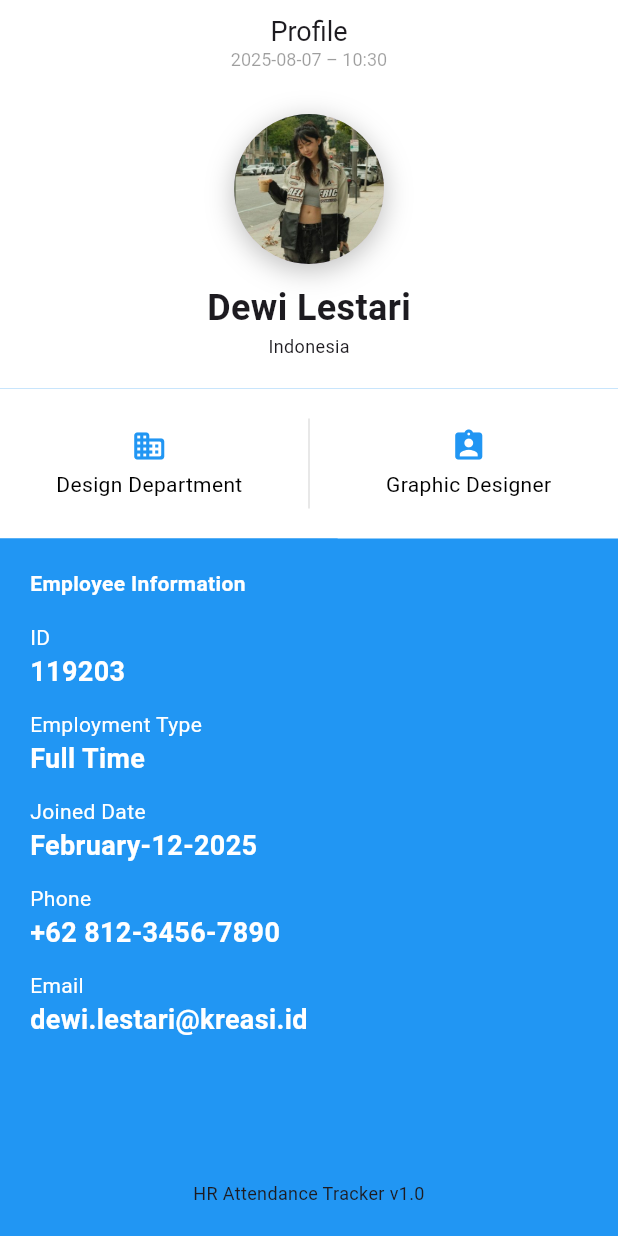
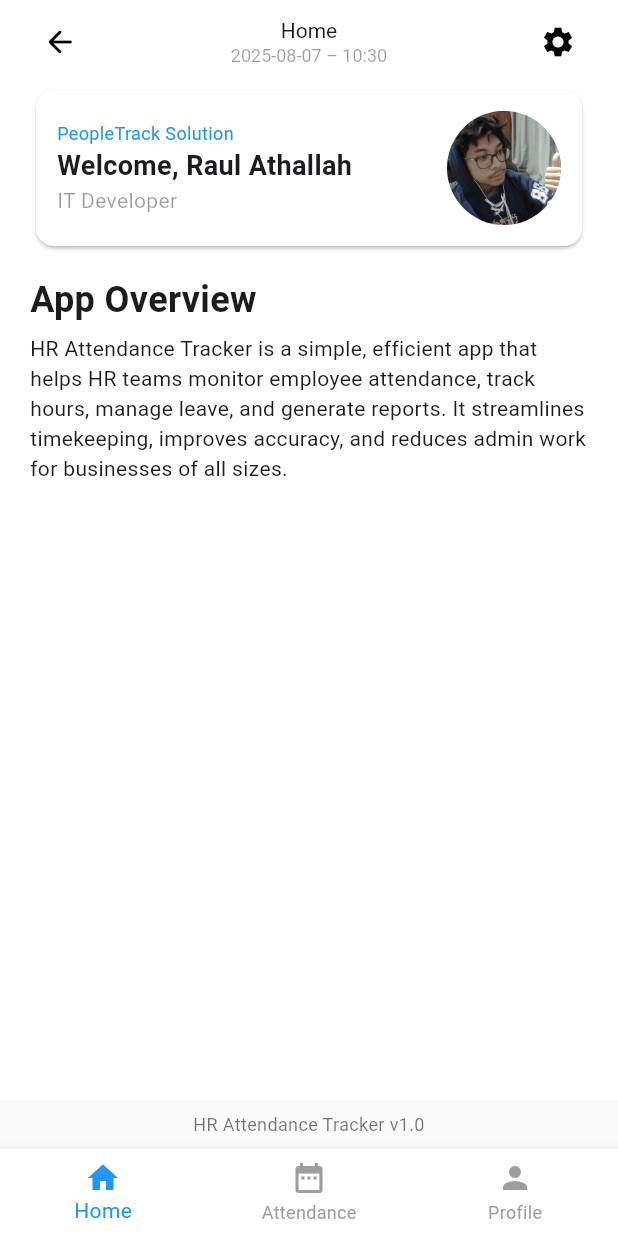
Before and after one commit to raulathallah/flutter-sa-mini, a Flutter app: the screen it shows after launch, on a phone screen of 412 x 824 dp. Run offline on Flutter 3.47's test engine with Material 3 defaults, Android fonts, the phone set to English and light mode, and no system bars.

Commit message:
mini 2: home screen, profile screen 30%

```diff
--- /dev/null
+++ b/lib/components/appBar.dart
@@ -0,0 +1,46 @@
+import 'package:flutter/material.dart';
+import 'package:intl/intl.dart';
+
+class buildAppBar extends StatelessWidget implements PreferredSizeWidget {
+  final String title;
+
+  buildAppBar({required this.title});
+
+  String formattedDate = DateFormat(
+    'yyyy-MM-dd – kk:mm',
+  ).format(DateTime.now());
+
+  @override
+  Widget build(BuildContext context) {
+    return AppBar(
+      title: Row(
+        mainAxisAlignment: MainAxisAlignment.spaceBetween,
+        children: [
+          IconButton(
+            icon: Icon(Icons.arrow_back_rounded, color: Colors.black),
+            onPressed: null,
+          ),
+          Column(
+            children: [
+              Text(title, style: TextStyle(fontSize: 14)),
+              Text(
+                formattedDate,
+                style: TextStyle(fontSize: 12, color: Colors.black38),
+              ),
+            ],
+          ),
+          IconButton(
+            icon: Icon(Icons.settings, color: Colors.black),
+            onPressed: null,
+          ),
+        ],
+      ),
+      backgroundColor: Colors.transparent,
+      elevation: 0,
+      centerTitle: true,
+    );
+  }
+
+  @override
+  Size get preferredSize => Size.fromHeight(kToolbarHeight);
+}
--- a/lib/main.dart
+++ b/lib/main.dart
@@ -1,6 +1,9 @@
 import 'package:flutter/material.dart';
+import 'package:hr_attendance_tracker/components/appBar.dart';
 import 'package:hr_attendance_tracker/models/employee.dart';
-import 'package:hr_attendance_tracker/screen/profile.dart';
+import 'package:hr_attendance_tracker/screen/attendance_screen.dart';
+import 'package:hr_attendance_tracker/screen/home_screen.dart';
+import 'package:hr_attendance_tracker/screen/profile_screen.dart';
 
 void main() {
   runApp(MyApp());
@@ -20,12 +23,100 @@ class MyApp extends StatelessWidget {
     employeeType: "Full Time",
     joinDate: "February-12-2025",
   );
+
   @override
   Widget build(BuildContext context) {
     return MaterialApp(
-      theme: ThemeData(scaffoldBackgroundColor: Colors.blue),
+      debugShowCheckedModeBanner: false,
+      showPerformanceOverlay: false,
+      theme: ThemeData(scaffoldBackgroundColor: Colors.white),
       title: 'HR Attendance Tracker',
-      home: Profile(emp: emp),
+      //home: Profile(emp: emp),
+      home: MainScreen(),
     );
   }
 }
+
+class MainScreen extends StatefulWidget {
+  @override
+  State<MainScreen> createState() => _MainScreenState();
+}
+
+class _MainScreenState extends State<MainScreen> {
+  int _currentIndex = 0;
+
+  Employee get emp => Employee(
+    fullName: 'Raul Athallah',
+    position: 'IT Developer',
+    department: 'IT Department',
+    email: 'raulathallah24@gmail.com',
+    phone: '+62 812-3xxx-7xxx',
+    location: 'Jl. Melati No. 10, Bandung, Jawa Barat',
+    nation: 'Indonesia',
+    joinDate: '02 July 2021',
+    employeeId: '11230',
+    employeeType: 'Full Time',
+    profilePhoto: '',
+  );
+
+  void _changeTab(int index) {
+    setState(() => _currentIndex = index);
+  }
+
+  List<Widget> get _screens => [
+    HomeScreen(emp: emp),
+    AttendanceScreen(emp: emp),
+    ProfileScreen(emp: emp),
+  ];
+  final List<String> _titles = ['Home', 'Attendance', 'Profile'];
+
+  @override
+  Widget build(BuildContext context) {
+    return Scaffold(
+      appBar: buildAppBar(title: _titles[_currentIndex]),
+      body: Column(
+        children: [
+          Expanded(
+            child: AnimatedSwitcher(
+              duration: Duration(milliseconds: 300),
+              transitionBuilder: (Widget child, Animation<double> animation) {
+                return FadeTransition(opacity: animation, child: child);
+              },
+              child: _screens[_currentIndex],
+            ),
+          ),
+          buildFooter(),
+        ],
+      ),
+
+      bottomNavigationBar: BottomNavigationBar(
+        backgroundColor: Colors.white,
+        currentIndex: _currentIndex,
+        selectedItemColor: Colors.blue,
+        unselectedItemColor: Colors.grey,
+        onTap: _changeTab,
+        items: const [
+          BottomNavigationBarItem(icon: Icon(Icons.home), label: 'Home'),
+          BottomNavigationBarItem(
+            icon: Icon(Icons.date_range),
+            label: 'Attendance',
+          ),
+          BottomNavigationBarItem(icon: Icon(Icons.person), label: 'Profile'),
+        ],
+      ),
+    );
+  }
+}
+
+Widget buildFooter() {
+  return Container(
+    padding: const EdgeInsets.all(8),
+    color: Colors.grey[50],
+    width: double.infinity,
+    child: Text(
+      'HR Attendance Tracker v1.0',
+      textAlign: TextAlign.center,
+      style: TextStyle(fontSize: 12, color: Colors.black54),
+    ),
+  );
+}
--- /dev/null
+++ b/lib/screen/attendance_screen.dart
@@ -0,0 +1,25 @@
+import 'package:flutter/material.dart';
+import 'package:hr_attendance_tracker/models/employee.dart';
+
+class AttendanceScreen extends StatelessWidget {
+  final Employee emp;
+
+  AttendanceScreen({super.key, required this.emp});
+
+  @override
+  Widget build(BuildContext context) {
+    return Scaffold(
+      body: SafeArea(
+        child: Padding(
+          padding: EdgeInsets.symmetric(horizontal: 20),
+          child: Column(
+            crossAxisAlignment: CrossAxisAlignment.start,
+            children: [
+              //CHILDREN
+            ],
+          ),
+        ),
+      ),
+    );
+  }
+}
--- /dev/null
+++ b/lib/screen/home_screen.dart
@@ -0,0 +1,95 @@
+import 'package:flutter/material.dart';
+import 'package:hr_attendance_tracker/models/employee.dart';
+import 'package:intl/intl.dart';
+
+class HomeScreen extends StatelessWidget {
+  final Employee emp;
+
+  HomeScreen({super.key, required this.emp});
+
+  String formattedDate = DateFormat(
+    'yyyy-MM-dd – kk:mm',
+  ).format(DateTime.now());
+
+  @override
+  Widget build(BuildContext context) {
+    return Scaffold(
+      body: SafeArea(
+        child: SingleChildScrollView(
+          child: Padding(
+            padding: EdgeInsets.symmetric(horizontal: 20),
+            child: Column(
+              crossAxisAlignment: CrossAxisAlignment.start,
+              children: [
+                //HEADER CARD
+                Card(
+                  elevation: 1,
+                  color: Colors.white,
+                  child: Padding(
+                    padding: EdgeInsets.all(14),
+                    child: Row(
+                      mainAxisAlignment: MainAxisAlignment.spaceBetween,
+                      children: [
+                        Column(
+                          crossAxisAlignment: CrossAxisAlignment.start,
+
+                          children: [
+                            Text(
+                              'PeopleTrack Solution',
+                              style: TextStyle(
+                                fontSize: 12,
+                                color: Colors.blue,
+                              ),
+                            ),
+                            Text(
+                              'Welcome, ${emp.fullName}',
+                              style: TextStyle(
+                                fontWeight: FontWeight.bold,
+                                fontSize: 18,
+                              ),
+                            ),
+                            Text(
+                              emp.position,
+                              style: TextStyle(
+                                fontSize: 14,
+                                color: Colors.black38,
+                              ),
+                            ),
+                          ],
+                        ),
+
+                        CircleAvatar(
+                          radius: 38,
+                          backgroundImage: AssetImage(
+                            'assets/images/pp_raul.jpg',
+                          ),
+                        ),
+                      ],
+                    ),
+                  ),
+                ),
+                SizedBox(height: 15),
+                Column(
+                  spacing: 5,
+                  crossAxisAlignment: CrossAxisAlignment.start,
+                  children: [
+                    Text(
+                      'App Overview',
+                      style: TextStyle(
+                        fontWeight: FontWeight.bold,
+                        fontSize: 24,
+                      ),
+                    ),
+                    Text(
+                      'HR Attendance Tracker is a simple, efficient app that helps HR teams monitor employee attendance, track hours, manage leave, and generate reports. It streamlines timekeeping, improves accuracy, and reduces admin work for businesses of all sizes.',
+                    ),
+                  ],
+                ),
+              ],
+            ),
+          ),
+        ),
+      ),
+    );
+  }
+}
--- a/lib/screen/profile.dart
+++ /dev/null
@@ -1,261 +0,0 @@
-import 'package:flutter/material.dart';
-import 'package:hr_attendance_tracker/models/employee.dart';
-import 'package:intl/intl.dart';
-
-class Profile extends StatelessWidget {
-  final Employee emp;
-
-  Profile({required this.emp});
-
-  String formattedDate = DateFormat(
-    'yyyy-MM-dd – kk:mm',
-  ).format(DateTime.now());
-
-  @override
-  Widget build(BuildContext context) {
-    return Scaffold(
-      appBar: AppBar(
-        title: Column(
-          children: [
-            Text('Profile', style: TextStyle(fontSize: 18)),
-            Text(
-              formattedDate,
-              style: TextStyle(fontSize: 12, color: Colors.black38),
-            ),
-          ],
-        ),
-
-        backgroundColor: Colors.white,
-        centerTitle: true,
-      ),
-      body: SafeArea(
-        child: SingleChildScrollView(
-          child: Column(
-            crossAxisAlignment: CrossAxisAlignment.start,
-            children: [
-              buildProfileHeader(emp),
-              buildWorkInfo(emp),
-              buildEmployeeInfo(emp),
-            ],
-          ),
-        ),
-      ),
-      bottomNavigationBar: buildFooter(),
-    );
-  }
-}
-
-Widget buildProfileHeader(Employee emp) {
-  return Container(
-    decoration: BoxDecoration(color: Colors.white),
-    child: Center(
-      child: Padding(
-        padding: EdgeInsets.symmetric(vertical: 20),
-        child: Column(
-          children: [
-            Container(
-              width: 100,
-              height: 100,
-              decoration: BoxDecoration(
-                shape: BoxShape.circle,
-                boxShadow: [
-                  BoxShadow(
-                    color: Colors.black26,
-                    blurRadius: 15,
-                    offset: Offset(0, 4),
-                  ),
-                ],
-              ),
-              child: CircleAvatar(
-                radius: 48,
-                backgroundImage: AssetImage('assets/images/pp.png'),
-              ),
-            ),
-
-            SizedBox(height: 12),
-            Column(
-              crossAxisAlignment: CrossAxisAlignment.center,
-              children: [
-                Text(
-                  emp.fullName,
-                  style: TextStyle(fontWeight: FontWeight.bold, fontSize: 24),
-                ),
-                Row(
-                  mainAxisAlignment: MainAxisAlignment.center,
-                  children: [
-                    // HORIZONTAL DIVIDER
-                    // Container(
-                    //   margin: EdgeInsets.symmetric(horizontal: 5),
-                    //   width: 10, // 👈 short line
-                    //   height: 1,
-                    //   color: Colors.grey,
-                    // ),
-                    Text(emp.nation, style: TextStyle(fontSize: 12)),
-                  ],
-                ),
-              ],
-            ),
-          ],
-        ),
-      ),
-    ),
-  );
-}
-
-Widget buildWorkInfo(Employee emp) {
-  return Container(
-    padding: EdgeInsets.all(20),
-    decoration: BoxDecoration(
-      color: Colors.white,
-      //borderRadius: BorderRadius.vertical(bottom: Radius.circular(12)),
-    ),
-    child: Row(
-      mainAxisAlignment: MainAxisAlignment.center,
-      children: [
-        Container(
-          width: 140,
-          child: Column(
-            children: [
-              Icon(Icons.business_rounded, color: Colors.blue),
-              SizedBox(height: 4),
-              Text(emp.department, style: TextStyle(color: Colors.black)),
-            ],
-          ),
-        ),
-
-        //DIVIDER
-        Container(
-          width: 1,
-          height: 60,
-          color: Colors.grey[300],
-          margin: EdgeInsets.symmetric(horizontal: 36),
-        ),
-
-        Container(
-          width: 140,
-          child: Column(
-            children: [
-              Icon(Icons.assignment_ind, color: Colors.blue),
-              SizedBox(height: 4),
-              Text(
-                emp.position,
-                textAlign: TextAlign.center,
-                style: TextStyle(color: Colors.black),
-              ),
-            ],
-          ),
-        ),
-      ],
-    ),
-  );
-}
-
-Widget buildEmployeeInfo(Employee emp) {
-  return Container(
-    padding: EdgeInsets.all(20),
-    decoration: BoxDecoration(color: Colors.blue),
-    child: Column(
-      crossAxisAlignment: CrossAxisAlignment.start,
-      children: [
-        Text(
-          'Employee Information',
-          style: TextStyle(color: Colors.white, fontWeight: FontWeight.w600),
-        ),
-        Container(
-          padding: EdgeInsets.only(top: 16),
-          child: Column(
-            spacing: 12,
-            crossAxisAlignment: CrossAxisAlignment.start,
-            children: [
-              Column(
-                crossAxisAlignment: CrossAxisAlignment.start,
-                children: [
-                  Text('ID', style: TextStyle(color: Colors.white)),
-                  Text(
-                    emp.employeeId,
-                    style: TextStyle(
-                      color: Colors.white,
-                      fontSize: 18,
-                      fontWeight: FontWeight.w700,
-                    ),
-                  ),
-                ],
-              ),
-              Column(
-                crossAxisAlignment: CrossAxisAlignment.start,
-                children: [
-                  Text(
-                    'Employment Type',
-                    style: TextStyle(color: Colors.white),
-                  ),
-                  Text(
-                    emp.employeeType,
-                    style: TextStyle(
-                      color: Colors.white,
-                      fontSize: 18,
-                      fontWeight: FontWeight.w700,
-                    ),
-                  ),
-                ],
-              ),
-              Column(
-                crossAxisAlignment: CrossAxisAlignment.start,
-                children: [
-                  Text('Joined Date', style: TextStyle(color: Colors.white)),
-                  Text(
-                    emp.joinDate,
-                    style: TextStyle(
-                      color: Colors.white,
-                      fontSize: 18,
-                      fontWeight: FontWeight.w700,
-                    ),
-                  ),
-                ],
-              ),
-              Column(
-                crossAxisAlignment: CrossAxisAlignment.start,
-                children: [
-                  Text('Phone', style: TextStyle(color: Colors.white)),
-                  Text(
-                    emp.phone,
-                    style: TextStyle(
-                      color: Colors.white,
-                      fontSize: 18,
-                      fontWeight: FontWeight.w700,
-                    ),
-                  ),
-                ],
-              ),
-              Column(
-                crossAxisAlignment: CrossAxisAlignment.start,
-                children: [
-                  Text('Email', style: TextStyle(color: Colors.white)),
-                  Text(
-                    emp.email,
-                    style: TextStyle(
-                      color: Colors.white,
-                      fontSize: 18,
-                      fontWeight: FontWeight.w700,
-                    ),
-                  ),
-                ],
-              ),
-            ],
-          ),
-        ),
-      ],
-    ),
-  );
-}
-
-Widget buildFooter() {
-  return Container(
-    color: Colors.blue,
-    padding: EdgeInsets.all(20),
-    child: Text(
-      "HR Attendance Tracker v1.0",
-      textAlign: TextAlign.center,
-      style: TextStyle(fontSize: 12),
-    ),
-  );
-}
--- /dev/null
+++ b/lib/screen/profile_screen.dart
@@ -0,0 +1,109 @@
+import 'package:flutter/material.dart';
+import 'package:hr_attendance_tracker/models/employee.dart';
+
+class ProfileScreen extends StatelessWidget {
+  final black_custom = Colors.black12;
+  final Employee emp;
+
+  ProfileScreen({required this.emp});
+
+  @override
+  Widget build(BuildContext context) {
+    return Scaffold(
+      body: SafeArea(
+        child: SingleChildScrollView(
+          child: Padding(
+            padding: EdgeInsets.all(20),
+            child: Column(
+              spacing: 10,
+              crossAxisAlignment: CrossAxisAlignment.start,
+              children: [
+                buildProfileHeader(emp),
+                SizedBox(height: 8),
+                buildContactInfo(emp),
+                Divider(height: 0.1, color: black_custom),
+                buildWorkInfo(emp),
+                buildEmployeeInfo(emp),
+              ],
+            ),
+          ),
+        ),
+      ),
+    );
+  }
+}
+
+Widget buildProfileHeader(Employee emp) {
+  return Column(
+    crossAxisAlignment: CrossAxisAlignment.start,
+    children: [
+      Row(
+        spacing: 20,
+        crossAxisAlignment: CrossAxisAlignment.center,
+        children: [
+          CircleAvatar(
+            radius: 50,
+            backgroundImage: AssetImage('assets/images/pp_raul.jpg'),
+          ),
+          Column(
+            crossAxisAlignment: CrossAxisAlignment.start,
+            mainAxisAlignment: MainAxisAlignment.center,
+            children: [
+              Text(
+                emp.fullName,
+                style: TextStyle(fontWeight: FontWeight.bold, fontSize: 24),
+              ),
+              Row(
+                mainAxisAlignment: MainAxisAlignment.center,
+                children: [Text(emp.nation, style: TextStyle(fontSize: 12))],
+              ),
+            ],
+          ),
+        ],
+      ),
+    ],
+  );
+}
+
+Widget buildContactInfo(Employee emp) {
+  return Column(
+    crossAxisAlignment: CrossAxisAlignment.start,
+    spacing: 15,
+    children: [
+      Text('Contact', style: TextStyle(fontWeight: FontWeight.bold)),
+      Row(
+        spacing: 10,
+        children: [
+          CircleAvatar(
+            radius: 14,
+            backgroundColor: Colors.blue[50],
+            child: Icon(Icons.phone_outlined, color: Colors.blue, size: 18),
+          ),
+          Text(emp.phone, style: TextStyle(fontSize: 14)),
+        ],
+      ),
+      Row(
+        spacing: 10,
+        children: [
+          CircleAvatar(
+            radius: 14,
+            backgroundColor: Colors.blue[50],
+            child: Icon(Icons.email_outlined, color: Colors.blue, size: 18),
+          ),
+          Text(emp.email, style: TextStyle(fontSize: 14)),
+        ],
+      ),
+    ],
+  );
+}
+
+Widget buildWorkInfo(Employee emp) {
+  return Container(
+    padding: EdgeInsets.all(0),
+    child: Row(children: []),
+  );
+}
+
+Widget buildEmployeeInfo(Employee emp) {
+  return Container(padding: EdgeInsets.all(20), child: null);
+}
--- a/pubspec.yaml
+++ b/pubspec.yaml
@@ -62,6 +62,7 @@ flutter:
   assets:
   #   - images/a_dot_burr.jpeg
     - assets/images/pp.png
+    - assets/images/pp_raul.jpg
 
   # An image asset can refer to one or more resolution-specific "variants", see
   # https://flutter.dev/to/resolution-aware-images
```
Also changed, not shown: assets/images/pp_raul.jpg (added).
